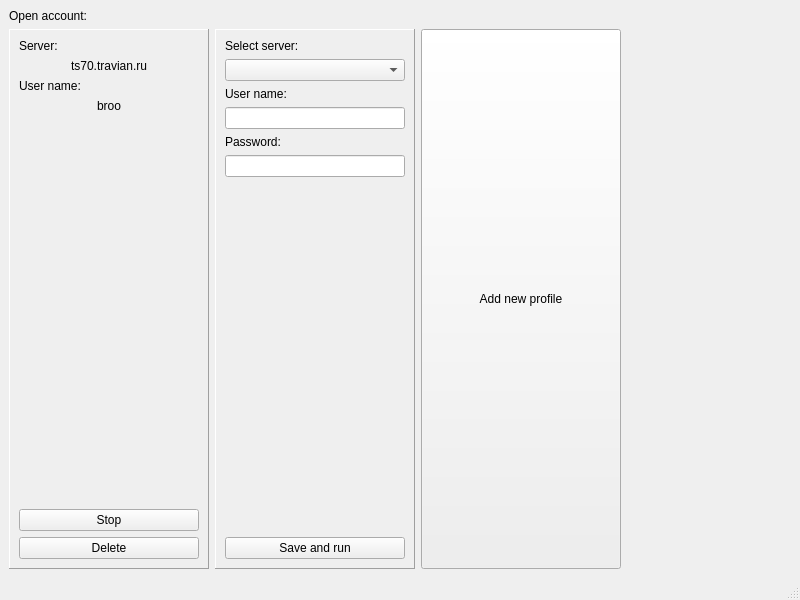
ihoromi4/travian4-bot, file data/ui/mainwindow.ui: the form before one commit.
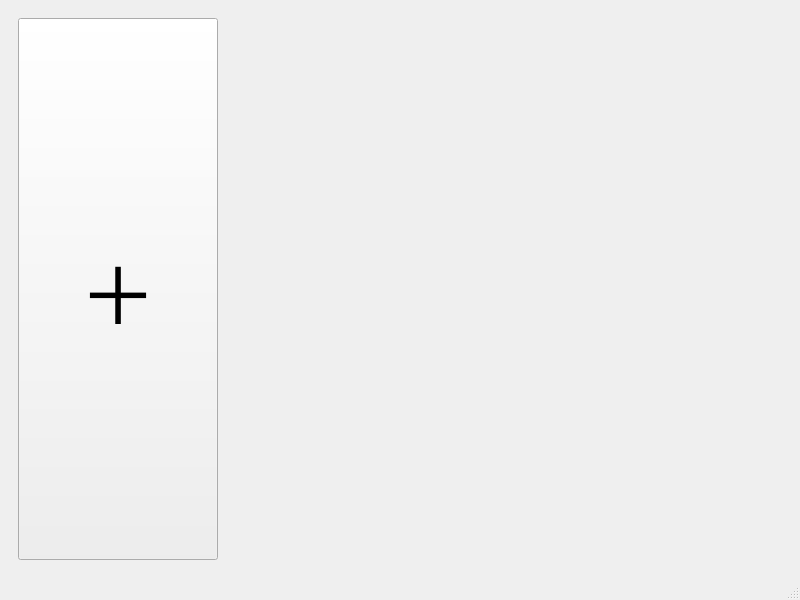
The form after the commit.

Commit message:
Изменения графического интерфейса
Основное окно в .ui файле приведено к основному состоянию.
Создано диалоговое окно для входа в профиль. Поля загружаются
из конфигурационного файла.
Шаблоны карт вынесены в отдельные .ui файлы

```diff
--- a/data/ui/mainwindow.ui
+++ b/data/ui/mainwindow.ui
@@ -14,188 +14,26 @@
    <string>MainWindow</string>
   </property>
   <widget class="QWidget" name="centralwidget">
+   <layout class="QVBoxLayout" name="verticalLayout_5">
+    <item>
+     <widget class="QStackedWidget" name="stacked_widget">
+      <property name="lineWidth">
+       <number>0</number>
+      </property>
+      <property name="midLineWidth">
+       <number>0</number>
+      </property>
+      <property name="currentIndex">
+       <number>0</number>
+      </property>
+      <widget class="QWidget" name="cards">
    <layout class="QVBoxLayout" name="verticalLayout_2">
     <item>
      <layout class="QVBoxLayout" name="verticalLayout">
-      <item>
-       <widget class="QLabel" name="label">
-        <property name="text">
-         <string>Open account:</string>
-        </property>
-       </widget>
-      </item>
       <item>
        <layout class="QHBoxLayout" name="horizontalLayout">
         <item>
-         <widget class="QFrame" name="frame_2">
-          <property name="minimumSize">
-           <size>
-            <width>200</width>
-            <height>0</height>
-           </size>
-          </property>
-          <property name="maximumSize">
-           <size>
-            <width>300</width>
-            <height>16777215</height>
-           </size>
-          </property>
-          <property name="frameShape">
-           <enum>QFrame::Panel</enum>
-          </property>
-          <property name="frameShadow">
-           <enum>QFrame::Raised</enum>
-          </property>
-          <layout class="QVBoxLayout" name="verticalLayout_4">
-           <item>
-            <widget class="QLabel" name="label_5">
-             <property name="text">
-              <string>Server:</string>
-             </property>
-            </widget>
-           </item>
-           <item>
-            <widget class="QLabel" name="label_6">
-             <property name="text">
-              <string>ts70.travian.ru</string>
-             </property>
-             <property name="alignment">
-              <set>Qt::AlignCenter</set>
-             </property>
-            </widget>
-           </item>
-           <item>
-            <widget class="QLabel" name="label_7">
-             <property name="text">
-              <string>User name:</string>
-             </property>
-            </widget>
-           </item>
-           <item>
-            <widget class="QLabel" name="label_8">
-             <property name="text">
-              <string>broo</string>
-             </property>
-             <property name="alignment">
-              <set>Qt::AlignCenter</set>
-             </property>
-            </widget>
-           </item>
-           <item>
-            <spacer name="verticalSpacer_2">
-             <property name="orientation">
-              <enum>Qt::Vertical</enum>
-             </property>
-             <property name="sizeHint" stdset="0">
-              <size>
-               <width>20</width>
-               <height>40</height>
-              </size>
-             </property>
-            </spacer>
-           </item>
-           <item>
-            <widget class="QPushButton" name="pushButton_3">
-             <property name="text">
-              <string>Stop</string>
-             </property>
-            </widget>
-           </item>
-           <item>
-            <widget class="QPushButton" name="pushButton_2">
-             <property name="text">
-              <string>Delete</string>
-             </property>
-            </widget>
-           </item>
-          </layout>
-         </widget>
-        </item>
-        <item>
-         <widget class="QFrame" name="frame">
-          <property name="sizePolicy">
-           <sizepolicy hsizetype="Maximum" vsizetype="Preferred">
-            <horstretch>0</horstretch>
-            <verstretch>0</verstretch>
-           </sizepolicy>
-          </property>
-          <property name="minimumSize">
-           <size>
-            <width>200</width>
-            <height>0</height>
-           </size>
-          </property>
-          <property name="maximumSize">
-           <size>
-            <width>200</width>
-            <height>16777215</height>
-           </size>
-          </property>
-          <property name="frameShape">
-           <enum>QFrame::Panel</enum>
-          </property>
-          <property name="frameShadow">
-           <enum>QFrame::Raised</enum>
-          </property>
-          <property name="lineWidth">
-           <number>1</number>
-          </property>
-          <layout class="QVBoxLayout" name="verticalLayout_3">
-           <item>
-            <widget class="QLabel" name="label_2">
-             <property name="text">
-              <string>Select server:</string>
-             </property>
-            </widget>
-           </item>
-           <item>
-            <widget class="QComboBox" name="comboBox"/>
-           </item>
-           <item>
-            <widget class="QLabel" name="label_3">
-             <property name="text">
-              <string>User name:</string>
-             </property>
-            </widget>
-           </item>
-           <item>
-            <widget class="QLineEdit" name="lineEdit"/>
-           </item>
-           <item>
-            <widget class="QLabel" name="label_4">
-             <property name="text">
-              <string>Password:</string>
-             </property>
-            </widget>
-           </item>
-           <item>
-            <widget class="QLineEdit" name="lineEdit_2"/>
-           </item>
-           <item>
-            <spacer name="verticalSpacer">
-             <property name="orientation">
-              <enum>Qt::Vertical</enum>
-             </property>
-             <property name="sizeHint" stdset="0">
-              <size>
-               <width>20</width>
-               <height>40</height>
-              </size>
-             </property>
-            </spacer>
-           </item>
-           <item>
-            <widget class="QPushButton" name="pushButton">
-             <property name="text">
-              <string>Save and run</string>
-             </property>
-            </widget>
-           </item>
-          </layout>
-         </widget>
-        </item>
-        <item>
-         <widget class="QPushButton" name="button_add_new_profile">
+             <widget class="QPushButton" name="button_new_account">
           <property name="sizePolicy">
            <sizepolicy hsizetype="Minimum" vsizetype="Expanding">
             <horstretch>0</horstretch>
@@ -214,8 +52,14 @@
             <height>16777215</height>
            </size>
           </property>
+              <property name="font">
+               <font>
+                <family>Noto Sans [unknown]</family>
+                <pointsize>72</pointsize>
+               </font>
+              </property>
           <property name="text">
-           <string>Add new profile</string>
+               <string>+</string>
           </property>
          </widget>
         </item>
@@ -235,6 +79,11 @@
        </layout>
       </item>
      </layout>
+        </item>
+       </layout>
+      </widget>
+      <widget class="QWidget" name="page_2"/>
+     </widget>
     </item>
    </layout>
   </widget>
```
Lines whose indentation alone changed are shown as unchanged. The commit also changes 6 other files.
